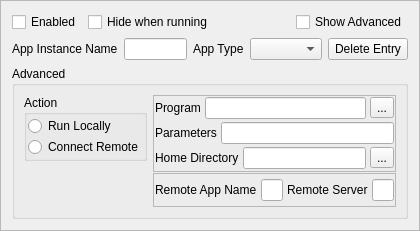
The window that mqt/MqtBase/ConfigElementFrame.ui (Rsclub22/Minos2-Mirror) describes before a commit, drawn with Qt 5.
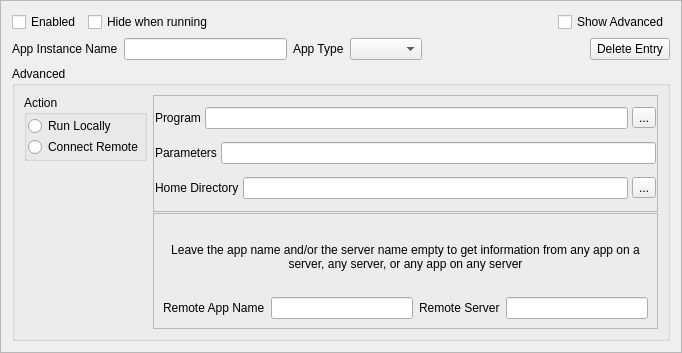
The same window after the commit.

Commit message: Provide some minimal help on app and server wildcards

The edit to the form file:
```diff
--- a/mqt/MqtBase/ConfigElementFrame.ui
+++ b/mqt/MqtBase/ConfigElementFrame.ui
@@ -6,8 +6,8 @@
    <rect>
     <x>0</x>
     <y>0</y>
-    <width>393</width>
-    <height>231</height>
+    <width>682</width>
+    <height>353</height>
    </rect>
   </property>
   <property name="windowTitle">
@@ -311,22 +311,22 @@
           <property name="frameShadow">
            <enum>QFrame::Raised</enum>
           </property>
+          <layout class="QVBoxLayout" name="verticalLayout_6">
+           <item>
+            <widget class="QLabel" name="label_8">
+             <property name="text">
+              <string>Leave the app name and/or the server name empty to get information from any app on a server, any server, or any app on any server</string>
+             </property>
+             <property name="alignment">
+              <set>Qt::AlignCenter</set>
+             </property>
+             <property name="wordWrap">
+              <bool>true</bool>
+             </property>
+            </widget>
+           </item>
+           <item>
           <layout class="QHBoxLayout" name="horizontalLayout_4">
-           <property name="spacing">
-            <number>4</number>
-           </property>
-           <property name="leftMargin">
-            <number>1</number>
-           </property>
-           <property name="topMargin">
-            <number>1</number>
-           </property>
-           <property name="rightMargin">
-            <number>1</number>
-           </property>
-           <property name="bottomMargin">
-            <number>1</number>
-           </property>
            <item>
             <widget class="QLabel" name="label_6">
              <property name="text">
@@ -346,6 +346,8 @@
            </item>
            <item>
             <widget class="QLineEdit" name="serverNameEdit"/>
+             </item>
+            </layout>
            </item>
           </layout>
          </widget>
```
Lines whose indentation alone changed are shown as unchanged.
